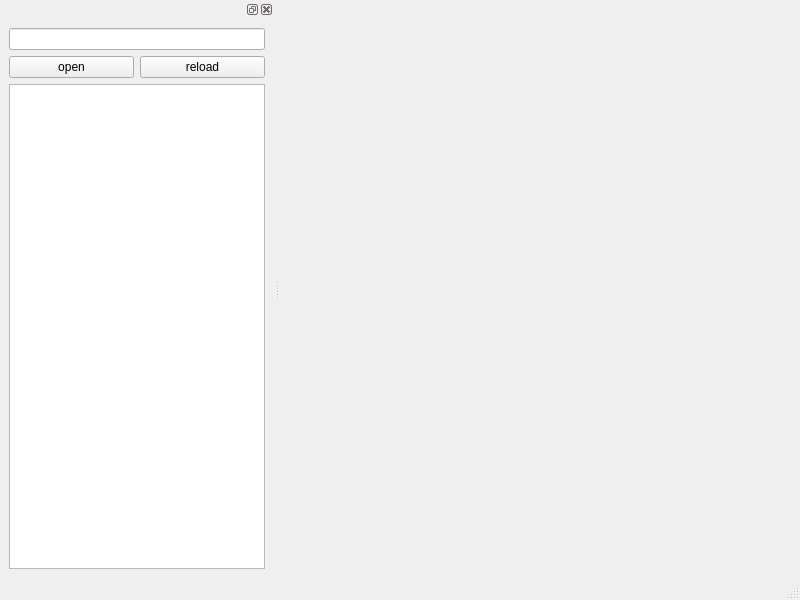
First picture: the form in mainwindow.ui, repository SuperLiaohy/MemRW, before the edit.
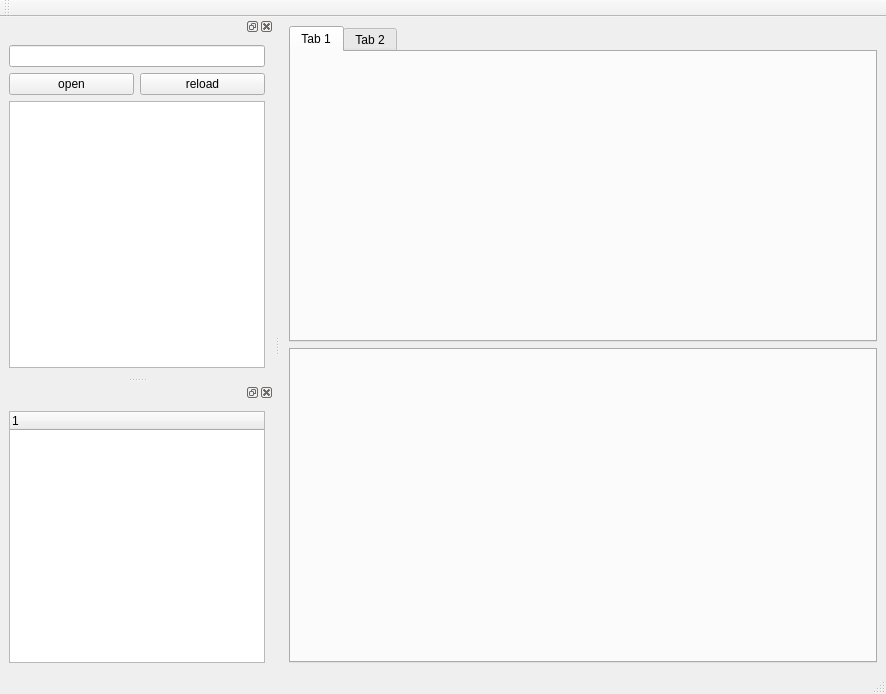
Second picture: the form after the edit.

Commit message: item dialog have been basically completed

Patch:
```diff
--- a/mainwindow.ui
+++ b/mainwindow.ui
@@ -6,14 +6,41 @@
    <rect>
     <x>0</x>
     <y>0</y>
-    <width>800</width>
-    <height>600</height>
+    <width>886</width>
+    <height>694</height>
    </rect>
   </property>
   <property name="windowTitle">
    <string>MainWindow</string>
   </property>
-  <widget class="QWidget" name="centralwidget"/>
+  <widget class="QWidget" name="centralwidget">
+   <layout class="QGridLayout" name="gridLayout_2">
+    <item row="0" column="0">
+     <widget class="QTabWidget" name="chartTab">
+      <property name="currentIndex">
+       <number>0</number>
+      </property>
+      <widget class="QWidget" name="tab">
+       <attribute name="title">
+        <string>Tab 1</string>
+       </attribute>
+      </widget>
+      <widget class="QWidget" name="tab_2">
+       <attribute name="title">
+        <string>Tab 2</string>
+       </attribute>
+      </widget>
+     </widget>
+    </item>
+    <item row="1" column="0">
+     <widget class="QTabWidget" name="tableTab">
+      <property name="currentIndex">
+       <number>-1</number>
+      </property>
+     </widget>
+    </item>
+   </layout>
+  </widget>
   <widget class="QMenuBar" name="menubar">
    <property name="geometry">
     <rect>
@@ -54,6 +81,45 @@
     </layout>
    </widget>
   </widget>
+  <widget class="QDockWidget" name="groupDock">
+   <attribute name="dockWidgetArea">
+    <number>1</number>
+   </attribute>
+   <widget class="QWidget" name="dockWidgetContents_9">
+    <layout class="QGridLayout" name="gridLayout_3">
+     <item row="0" column="0">
+      <widget class="QTreeWidget" name="group_treeWidget">
+       <column>
+        <property name="text">
+         <string notr="true">1</string>
+        </property>
+       </column>
+      </widget>
+     </item>
+    </layout>
+   </widget>
+  </widget>
+  <widget class="QToolBar" name="toolBar">
+   <property name="windowTitle">
+    <string>toolBar</string>
+   </property>
+   <attribute name="toolBarArea">
+    <enum>TopToolBarArea</enum>
+   </attribute>
+   <attribute name="toolBarBreak">
+    <bool>false</bool>
+   </attribute>
+  </widget>
+  <action name="actiondelete_group">
+   <property name="text">
+    <string>delete group</string>
+   </property>
+  </action>
+  <action name="actioncreate_group">
+   <property name="text">
+    <string>create group</string>
+   </property>
+  </action>
  </widget>
  <resources/>
  <connections/>
```
Left out of the diff: 6 changed lines with no effect on the pictures. The commit also changes 6 other files.
